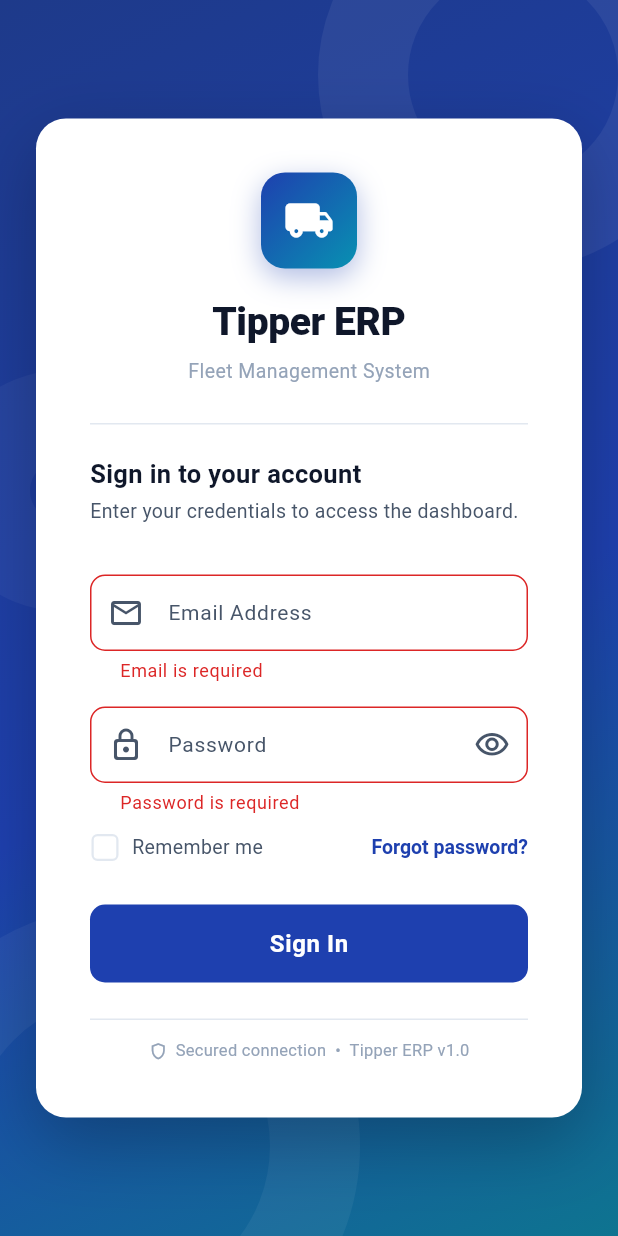
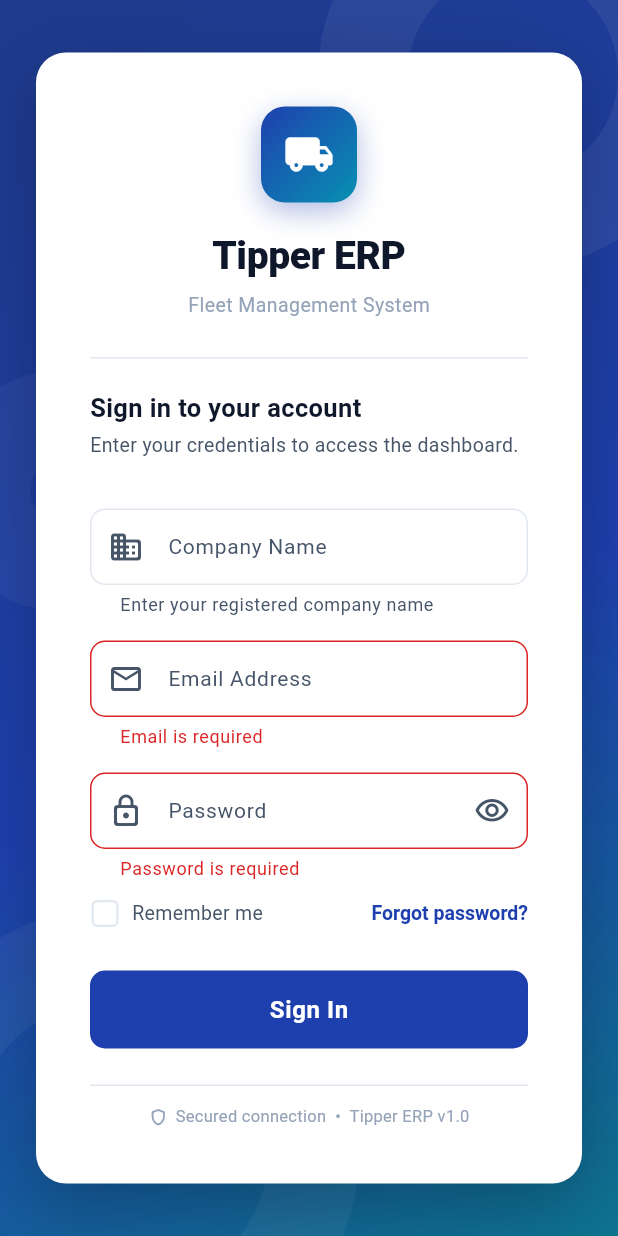
Before and after one commit to nitinshendgeai/tipper-management-system, a Flutter app: the screen it shows after launch, after a tap on "Sign In", on a phone screen of 412 x 824 dp. Run offline on Flutter 3.47's test engine with Material 3 defaults, Android fonts, the phone set to English and light mode, and no system bars; our stand-ins replace dio, flutter_secure_storage; network calls fail.

Commit message:
fix(flutter): improve error handling and auth UX across screens
- create_trip_screen.dart: use ApiError.extract() — replaced string-match
  _parseError() with server-detail-aware extractor
- trip_detail_screen.dart: ApiError.extract() for start and delete-expense
  catch blocks; added api_error import
- attendance_screen.dart: ApiError.extract() replaces custom _parseError()
- auth_service.dart: added optional companyName param → company_slug payload
- login_screen.dart: added Company Name TextFormField (AUTH-001 UX)
  passes companyName to authService.login()

```diff
--- a/frontend/lib/modules/auth/screens/login_screen.dart
+++ b/frontend/lib/modules/auth/screens/login_screen.dart
@@ -13,7 +13,8 @@ class LoginScreen extends StatefulWidget {
 
 class _LoginScreenState extends State<LoginScreen> {
   final _formKey = GlobalKey<FormState>();
-  final emailController = TextEditingController();
+  final companyController  = TextEditingController();
+  final emailController    = TextEditingController();
   final passwordController = TextEditingController();
 
   bool isLoading = false;
@@ -35,6 +36,10 @@ class _LoginScreenState extends State<LoginScreen> {
     final token = await authService.login(
       email: emailController.text.trim(),
       password: passwordController.text,
+      // Phase 6 (AUTH-001): pass company name so backend scopes login to tenant
+      companyName: companyController.text.trim().isEmpty
+          ? null
+          : companyController.text.trim(),
     );
 
     if (!mounted) return;
@@ -49,7 +54,7 @@ class _LoginScreenState extends State<LoginScreen> {
     } else {
       setState(() {
         _errorMessage =
-            'Invalid email or password. Please check your credentials and try again.';
+            'Invalid company name, email, or password. Please check your credentials and try again.';
       });
     }
   }
@@ -58,6 +63,7 @@ class _LoginScreenState extends State<LoginScreen> {
 
   @override
   void dispose() {
+    companyController.dispose();
     emailController.dispose();
     passwordController.dispose();
     super.dispose();
@@ -120,6 +126,7 @@ class _LoginScreenState extends State<LoginScreen> {
                         width: 460,
                         child: _LoginCard(
                           formKey: _formKey,
+                          companyController: companyController,
                           emailController: emailController,
                           passwordController: passwordController,
                           isLoading: isLoading,
@@ -136,6 +143,7 @@ class _LoginScreenState extends State<LoginScreen> {
                       )
                     : _LoginCard(
                         formKey: _formKey,
+                        companyController: companyController,
                         emailController: emailController,
                         passwordController: passwordController,
                         isLoading: isLoading,
@@ -162,6 +170,7 @@ class _LoginScreenState extends State<LoginScreen> {
 
 class _LoginCard extends StatelessWidget {
   final GlobalKey<FormState> formKey;
+  final TextEditingController companyController;
   final TextEditingController emailController;
   final TextEditingController passwordController;
   final bool isLoading;
@@ -174,6 +183,7 @@ class _LoginCard extends StatelessWidget {
 
   const _LoginCard({
     required this.formKey,
+    required this.companyController,
     required this.emailController,
     required this.passwordController,
     required this.isLoading,
@@ -217,6 +227,28 @@ class _LoginCard extends StatelessWidget {
                 _ErrorBanner(message: errorMessage!),
                 const SizedBox(height: 20),
               ],
+
+              // ── Company name field (Phase 6: AUTH-001) ───────────────────
+              TextFormField(
+                controller: companyController,
+                keyboardType: TextInputType.text,
+                textInputAction: TextInputAction.next,
+                autocorrect: false,
+                textCapitalization: TextCapitalization.words,
+                decoration: const InputDecoration(
+                  labelText: 'Company Name',
+                  hintText: 'Acme Transport Pvt. Ltd.',
+                  prefixIcon: Icon(Icons.business_rounded),
+                  helperText: 'Enter your registered company name',
+                ),
+                validator: (v) {
+                  // Optional — we allow blank for backward compat (single-company setups)
+                  // but show a hint if they try to submit without it.
+                  return null;
+                },
+              ),
+
+              const SizedBox(height: 16),
 
               // ── Email field ──────────────────────────────────────────────
               TextFormField(
```
Also changed, not shown: frontend/lib/modules/attendance/screens/attendance_screen.dart (+4 -13 lines), frontend/lib/modules/auth/services/auth_service.dart (+14 -1 lines), frontend/lib/modules/trip/screens/create_trip_screen.dart (+2 -20 lines), frontend/lib/modules/trip/screens/trip_detail_screen.dart (+4 -3 lines).
